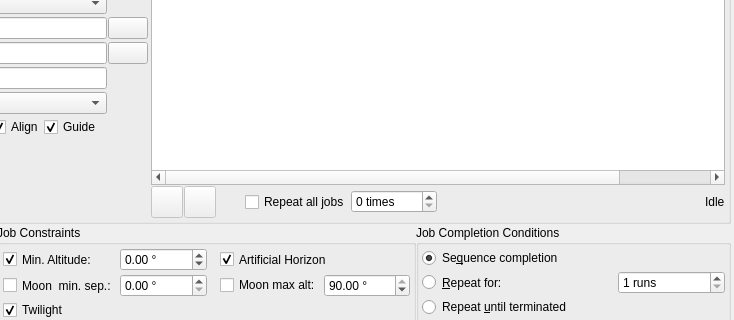
Before: the Qt Designer form kstars/ekos/scheduler/scheduler.ui in KDE/kstars, drawn with Qt 5; both pictures show x 216 to 950 and y 110 to 430 of the 950 by 537 pixel window.
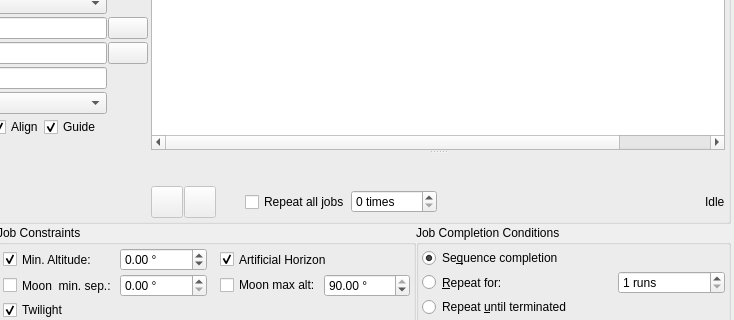
After: the same form once the commit is applied. Icons and pictures are not drawn. Custom widgets are drawn as their Qt base class.

Commit message: Add altitude graph to scheduler table using a QSplitter

Diff of the .ui file:
```diff
--- a/kstars/ekos/scheduler/scheduler.ui
+++ b/kstars/ekos/scheduler/scheduler.ui
@@ -1116,6 +1116,16 @@
          </layout>
         </item>
         <item>
+         <widget class="QSplitter" name="tableLayout">
+          <property name="sizePolicy">
+           <sizepolicy hsizetype="Expanding" vsizetype="Expanding">
+            <horstretch>0</horstretch>
+            <verstretch>0</verstretch>
+           </sizepolicy>
+          </property>
+          <property name="orientation">
+           <enum>Qt::Vertical</enum>
+          </property>
          <widget class="QTableWidget" name="queueTable">
           <property name="selectionMode">
            <enum>QAbstractItemView::SingleSelection</enum>
@@ -1166,6 +1176,15 @@
            </property>
           </column>
          </widget>
+          <widget class="Ekos::SchedulerAltitudeGraph" name="altGraph" native="true">
+           <property name="enabled">
+            <bool>true</bool>
+           </property>
+           <property name="cursor">
+            <cursorShape>ArrowCursor</cursorShape>
+           </property>
+          </widget>
+         </widget>
         </item>
         <item>
          <layout class="QHBoxLayout" name="bottomLayout">
@@ -2377,6 +2396,12 @@
    <header>widgets/dmsbox.h</header>
    <container>1</container>
   </customwidget>
+  <customwidget>
+    <class>Ekos::SchedulerAltitudeGraph</class>
+    <extends>QFrame</extends>
+    <header>ekos/scheduler/scheduleraltitudegraph.h</header>
+    <container>1</container>
+  </customwidget>
  </customwidgets>
  <tabstops>
   <tabstop>nameEdit</tabstop>
```
Lines whose indentation alone changed are shown as unchanged. The commit also changes 9 other files.
